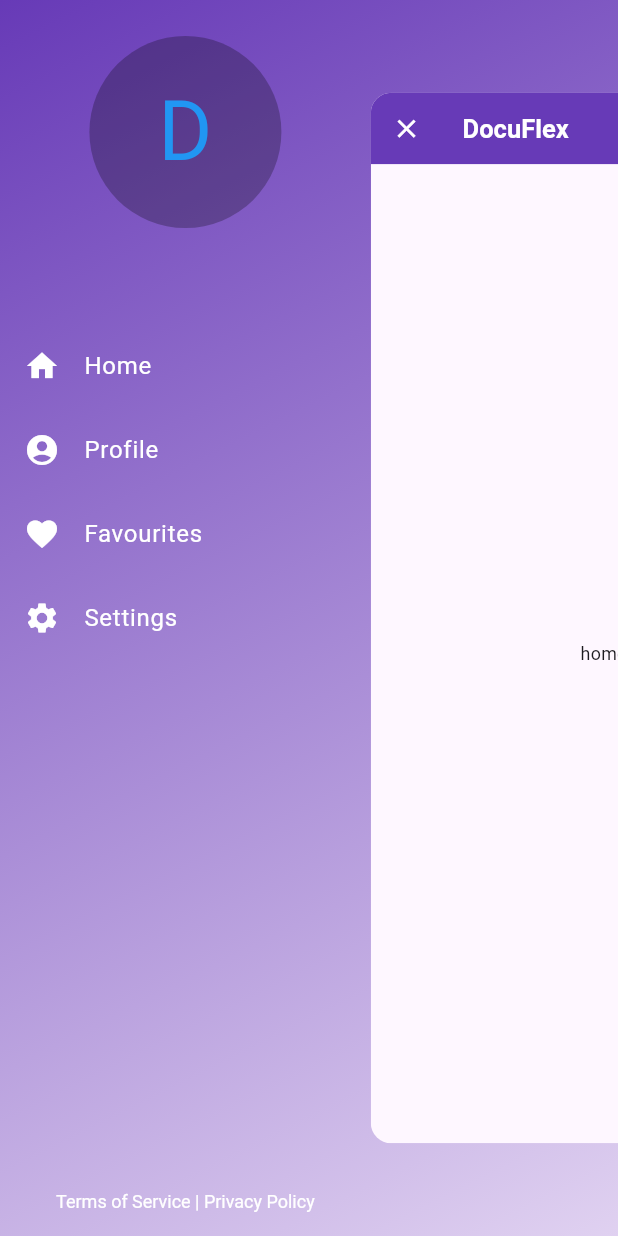
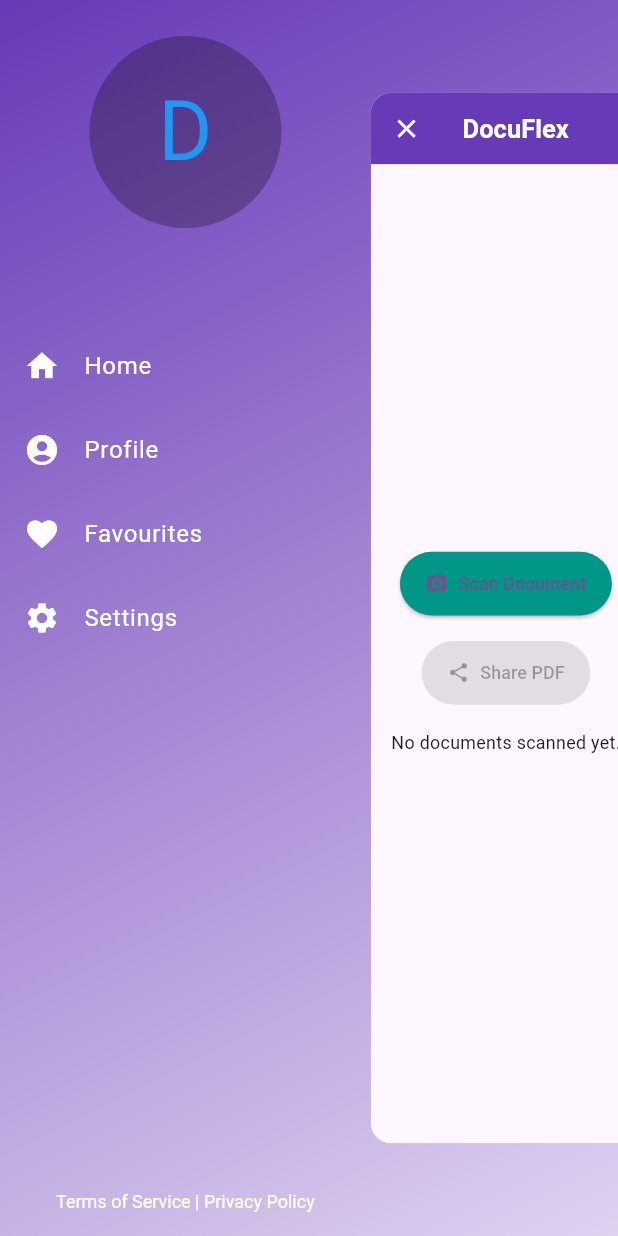
Before and after one commit to dhirajmishra98/DocuFlex, a Flutter app: the MainScreen screen opened by its route, after a tap on the "menu" icon, on a phone screen of 412 x 824 dp. Run offline on Flutter 3.47's test engine with Material 3 defaults, Android fonts, the phone set to English and light mode, and no system bars; drawn by our look-alikes of crystal_navigation_bar, flutter_advanced_drawer; our stand-ins replace auto_size_text, concentric_transition, remixicon, share_plus, shared_preferences; missing offline and left inert: cunning_document_scanner, in_app_update; accounts and stored records are empty.

Commit message:
doc scanner

```diff
--- /dev/null
+++ b/lib/features/home/doc_scanner_screen.dart
@@ -0,0 +1,91 @@
+import 'dart:io';
+
+import 'package:cunning_document_scanner/cunning_document_scanner.dart';
+import 'package:flutter/material.dart';
+import 'package:path_provider/path_provider.dart';
+import 'package:pdf/widgets.dart' as pw;
+import 'package:share_plus/share_plus.dart';
+
+class DocScannerScreen extends StatefulWidget {
+  static const String routeName = "/doc-scanner-screen";
+  const DocScannerScreen({super.key});
+
+  @override
+  State<DocScannerScreen> createState() => _DocScannerScreenState();
+}
+
+class _DocScannerScreenState extends State<DocScannerScreen> {
+  List<File> scannedImages = [];
+  String? pdfFilePath;
+
+  Future<void> scanDocument() async {
+    List<String>? paths = await CunningDocumentScanner.getPictures();
+
+    if (paths != null && paths.isNotEmpty) {
+      setState(() {
+        scannedImages = paths.map((path) => File(path)).toList();
+      });
+      createPdf();
+    }
+  }
+
+  Future<void> createPdf() async {
+    final pdf = pw.Document();
+    for (var image in scannedImages) {
+      final imageFile = pw.MemoryImage(image.readAsBytesSync());
+      pdf.addPage(pw.Page(build: (pw.Context context) {
+        return pw.Center(
+          child: pw.Image(imageFile),
+        );
+      }));
+    }
+
+    final output = await getApplicationDocumentsDirectory();
+    final pdfFile = File("${output.path}/scanned_document.pdf");
+    await pdfFile.writeAsBytes(await pdf.save());
+    setState(() {
+      pdfFilePath = pdfFile.path;
+    });
+  }
+
+  void sharePdf() {
+    if (pdfFilePath != null) {
+      Share.share(pdfFilePath!, subject: 'Here is the scanned document!');
+    }
+  }
+
+  @override
+  Widget build(BuildContext context) {
+    return Padding(
+      padding: const EdgeInsets.all(16.0),
+      child: Column(
+        mainAxisAlignment: MainAxisAlignment.center,
+        children: [
+          ElevatedButton.icon(
+            onPressed: scanDocument,
+            icon: const Icon(Icons.camera_alt),
+            label: const Text("Scan Document"),
+            style: ElevatedButton.styleFrom(
+              backgroundColor: Colors.teal,
+              padding: const EdgeInsets.symmetric(horizontal: 20, vertical: 15),
+            ),
+          ),
+          const SizedBox(height: 20),
+          ElevatedButton.icon(
+            onPressed: pdfFilePath != null ? sharePdf : null,
+            icon: const Icon(Icons.share),
+            label: const Text("Share PDF"),
+            style: ElevatedButton.styleFrom(
+              backgroundColor: Colors.teal,
+              padding: const EdgeInsets.symmetric(horizontal: 20, vertical: 15),
+            ),
+          ),
+          const SizedBox(height: 20),
+          scannedImages.isNotEmpty
+              ? Text("${scannedImages.length} pages scanned.")
+              : const Text("No documents scanned yet."),
+        ],
+      ),
+    );
+  }
+}
--- a/lib/features/home/home_screen.dart
+++ /dev/null
@@ -1,13 +0,0 @@
-import 'package:flutter/material.dart';
-
-class HomeScreen extends StatelessWidget {
-  static const String routeName = "/home-screen";
-  const HomeScreen({super.key});
-
-  @override
-  Widget build(BuildContext context) {
-    return const Center(
-      child: Text("home screen"),
-    );
-  }
-}
--- a/lib/onboarding/main_screen.dart
+++ b/lib/onboarding/main_screen.dart
@@ -7,7 +7,7 @@
 import 'package:in_app_update/in_app_update.dart';
 import 'package:remixicon/remixicon.dart';
 
-import '../features/home/home_screen.dart';
+import '../features/home/doc_scanner_screen.dart';
 import '../utils/enums.dart';
 
 class MainScreen extends StatefulWidget {
@@ -23,11 +23,11 @@
   final _advancedDrawerController = AdvancedDrawerController();
 
   List<Widget> screens = [
-    const HomeScreen(),
-    const HomeScreen(),
-    const HomeScreen(),
-    const HomeScreen(),
-    const HomeScreen(),
+    const DocScannerScreen(),
+    const DocScannerScreen(),
+    const DocScannerScreen(),
+    const DocScannerScreen(),
+    const DocScannerScreen(),
   ];
 
   void _handleIndexChanged(int i) {
--- a/lib/router.dart
+++ b/lib/router.dart
@@ -1,4 +1,4 @@
-import 'package:docuflex/features/home/home_screen.dart';
+import 'package:docuflex/features/home/doc_scanner_screen.dart';
 import 'package:docuflex/onboarding/main_screen.dart';
 import 'package:docuflex/onboarding/onboarding_screen.dart';
 import 'package:docuflex/onboarding/splash_screen.dart';
@@ -21,9 +21,9 @@
         builder: (context) => const MainScreen(),
       );
 
-    case HomeScreen.routeName:
+    case DocScannerScreen.routeName:
       return MaterialPageRoute(
-        builder: (context) => const HomeScreen(),
+        builder: (context) => const DocScannerScreen(),
       );
 
     default:
--- a/pubspec.yaml
+++ b/pubspec.yaml
@@ -44,6 +44,10 @@
   shared_preferences: ^2.3.2
   in_app_update: ^4.2.3
   flutter_dotenv: ^5.2.1
+  cunning_document_scanner: ^1.2.3
+  path_provider: ^2.1.5
+  share_plus: ^10.1.1
+  pdf: ^3.11.1
 
 dev_dependencies:
   flutter_test:
```
Also changed, not shown: pubspec.lock, 6 other files.
